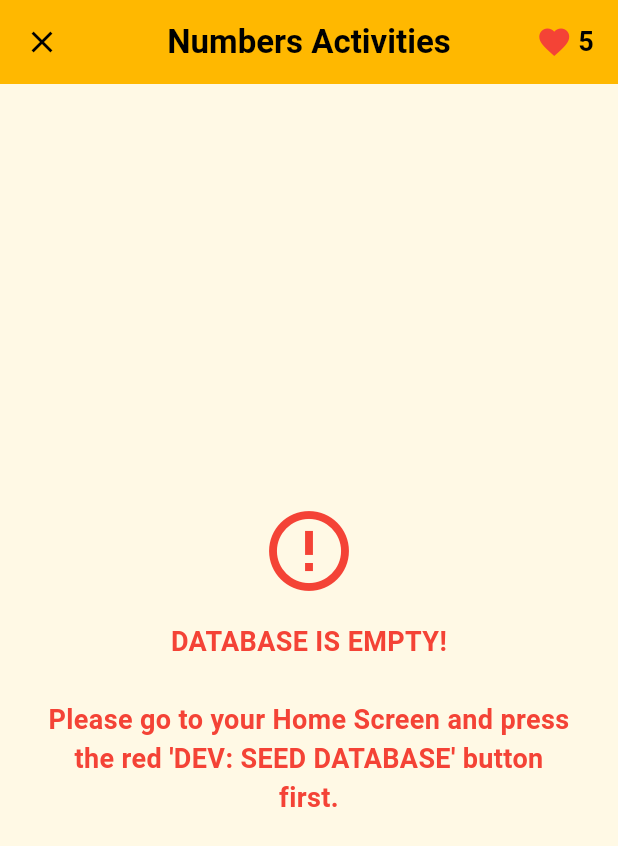
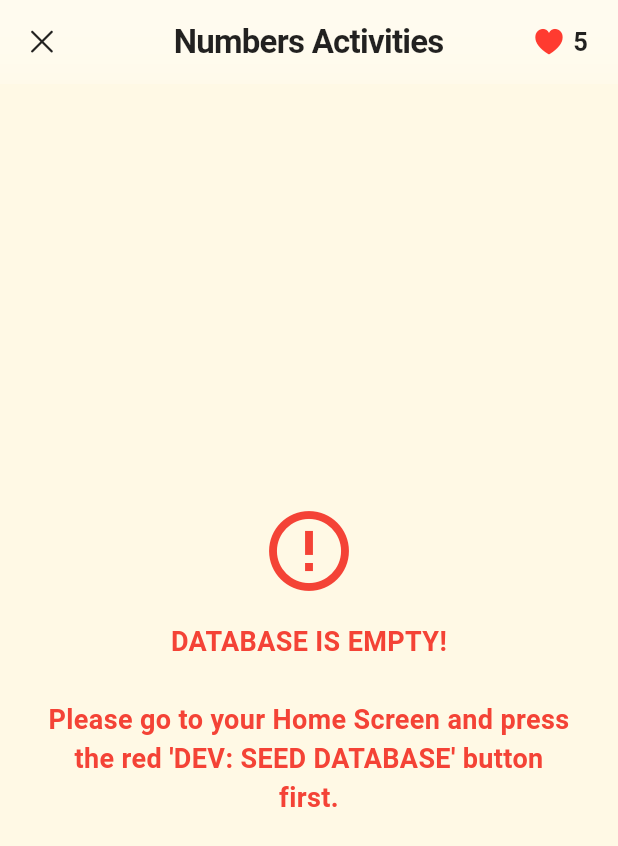
Before and after one commit to Hearty-1/HandSpeak_Mobile, a Flutter app: the EasyNumActMc screen opened directly, on a phone screen of 412 x 824 dp. Shown: the top 846 px of the screen. Run offline on Flutter 3.47's test engine with Material 3 defaults, Android fonts, the phone set to English and light mode, and no system bars; our stand-ins replace camera, cloud_firestore, firebase_auth, firebase_core; missing offline and left inert: hand_landmarker; accounts and stored records are empty.

Commit message:
naiwan lng

```diff
--- a/lib/module/numbers/easyNumAct_mc.dart
+++ b/lib/module/numbers/easyNumAct_mc.dart
@@ -1,3 +1,6 @@
+import 'dart:ui';
+
+import 'package:flutter/cupertino.dart';
 import 'package:flutter/material.dart';
 import 'package:cloud_firestore/cloud_firestore.dart';
 import 'package:firebase_auth/firebase_auth.dart';
@@ -312,27 +315,37 @@ class _EasyNumActMcState extends State<EasyNumActMc> {
     return Scaffold(
       backgroundColor: const Color(0xFFFFF9E5),
       appBar: AppBar(
-        backgroundColor: const Color(0xFFFFB800),
+  backgroundColor: Colors.white.withOpacity(0.4),
   elevation: 0,
   leading: IconButton(
-          icon: const Icon(Icons.close, color: Colors.black),
+    icon: const Icon(CupertinoIcons.xmark, color: Colors.black87, size: 22),
     onPressed: () => Navigator.pop(context),
+  ),
+  flexibleSpace: ClipRRect(
+    child: BackdropFilter(
+      filter: ImageFilter.blur(sigmaX: 20, sigmaY: 20),
+      child: Container(color: Colors.transparent),
+    ),
   ),
   title: const Text(
     "Numbers Activities",
-          style: TextStyle(color: Colors.black, fontWeight: FontWeight.bold),
+    style: TextStyle(
+      color: Colors.black87,
+      fontWeight: FontWeight.w700,
+      letterSpacing: -0.5
+    ),
   ),
   centerTitle: true,
   actions: [
     Padding(
-            padding: const EdgeInsets.only(right: 16.0),
+      padding: const EdgeInsets.only(right: 20.0),
       child: Row(
         children: [
-                const Icon(Icons.favorite, color: Colors.red, size: 24),
-                const SizedBox(width: 4),
+          const Icon(CupertinoIcons.heart_fill, color: CupertinoColors.systemRed, size: 22),
+          const SizedBox(width: 5),
           Text(
             "$_hearts",
-                  style: const TextStyle(color: Colors.black, fontSize: 18, fontWeight: FontWeight.bold),
+            style: const TextStyle(color: Colors.black87, fontSize: 17, fontWeight: FontWeight.w600),
           ),
         ],
       ),
```
Lines whose indentation alone changed are shown as unchanged.
